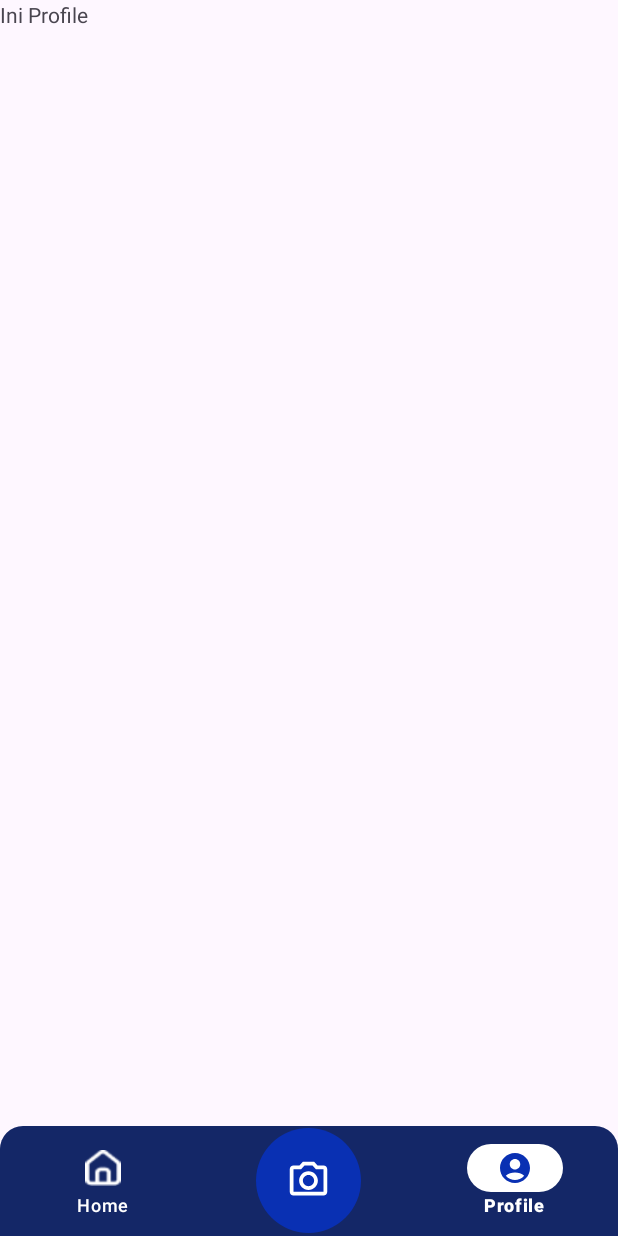
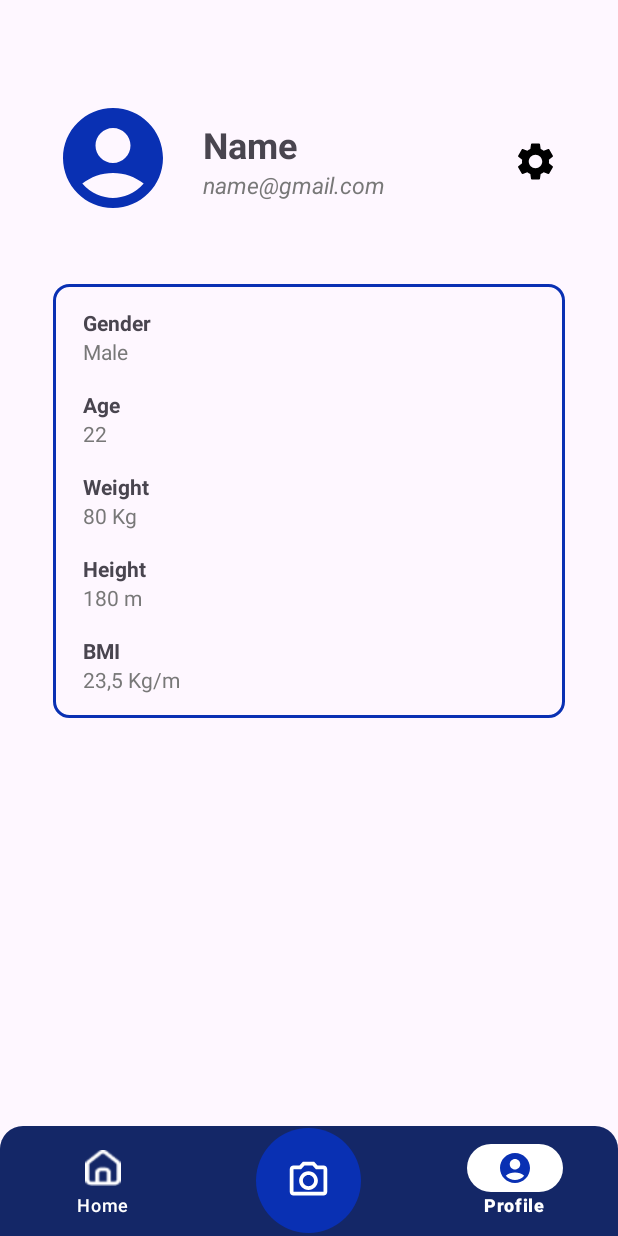
Before and after one commit to Capstone-CH2-PS196/FitFans, an Android app: the ProfileFragment screen opened through its navigation route, on a phone screen of 412 x 824 dp. Run offline under Robolectric (Android 15) with nearby library versions, the phone set to English and light mode, and no system bars; our stand-ins replace navigation-ui.

Commit message:
Added Profile Screen

```diff
--- /dev/null
+++ b/app/src/main/res/drawable/ic_settings.xml
@@ -0,0 +1,5 @@
+<vector android:height="30dp" android:tint="#000000"
+    android:viewportHeight="24" android:viewportWidth="24"
+    android:width="30dp" xmlns:android="http://schemas.android.com/apk/res/android">
+    <path android:fillColor="@android:color/white" android:pathData="M19.14,12.94c0.04,-0.3 0.06,-0.61 0.06,-0.94c0,-0.32 -0.02,-0.64 -0.07,-0.94l2.03,-1.58c0.18,-0.14 0.23,-0.41 0.12,-0.61l-1.92,-3.32c-0.12,-0.22 -0.37,-0.29 -0.59,-0.22l-2.39,0.96c-0.5,-0.38 -1.03,-0.7 -1.62,-0.94L14.4,2.81c-0.04,-0.24 -0.24,-0.41 -0.48,-0.41h-3.84c-0.24,0 -0.43,0.17 -0.47,0.41L9.25,5.35C8.66,5.59 8.12,5.92 7.63,6.29L5.24,5.33c-0.22,-0.08 -0.47,0 -0.59,0.22L2.74,8.87C2.62,9.08 2.66,9.34 2.86,9.48l2.03,1.58C4.84,11.36 4.8,11.69 4.8,12s0.02,0.64 0.07,0.94l-2.03,1.58c-0.18,0.14 -0.23,0.41 -0.12,0.61l1.92,3.32c0.12,0.22 0.37,0.29 0.59,0.22l2.39,-0.96c0.5,0.38 1.03,0.7 1.62,0.94l0.36,2.54c0.05,0.24 0.24,0.41 0.48,0.41h3.84c0.24,0 0.44,-0.17 0.47,-0.41l0.36,-2.54c0.59,-0.24 1.13,-0.56 1.62,-0.94l2.39,0.96c0.22,0.08 0.47,0 0.59,-0.22l1.92,-3.32c0.12,-0.22 0.07,-0.47 -0.12,-0.61L19.14,12.94zM12,15.6c-1.98,0 -3.6,-1.62 -3.6,-3.6s1.62,-3.6 3.6,-3.6s3.6,1.62 3.6,3.6S13.98,15.6 12,15.6z"/>
+</vector>
--- /dev/null
+++ b/app/src/main/res/drawable/profile_detail_background.xml
@@ -0,0 +1,7 @@
+<?xml version="1.0" encoding="utf-8"?>
+<shape xmlns:android="http://schemas.android.com/apk/res/android">
+    <stroke
+        android:width="2dip"
+        android:color="@color/primary" />
+    <corners android:radius="10dp" />
+</shape>
--- a/app/src/main/res/layout/fragment_profile.xml
+++ b/app/src/main/res/layout/fragment_profile.xml
@@ -1,13 +1,147 @@
 <?xml version="1.0" encoding="utf-8"?>
-<FrameLayout xmlns:android="http://schemas.android.com/apk/res/android"
+<androidx.constraintlayout.widget.ConstraintLayout xmlns:android="http://schemas.android.com/apk/res/android"
     xmlns:tools="http://schemas.android.com/tools"
     android:layout_width="match_parent"
     android:layout_height="match_parent"
+    xmlns:app="http://schemas.android.com/apk/res-auto"
     tools:context=".ui.profile.ProfileFragment">
 
+    <ImageView
+        android:id="@+id/profile_image"
+        android:layout_width="80dp"
+        android:layout_height="80dp"
+        android:layout_marginTop="65dp"
+        android:layout_marginStart="35dp"
+        android:src="@drawable/ic_profile_user"
+        app:layout_constraintTop_toTopOf="parent"
+        app:layout_constraintStart_toStartOf="parent"/>
+
     <TextView
+        android:id="@+id/profile_name"
         android:layout_width="wrap_content"
         android:layout_height="wrap_content"
-        android:text="Ini Profile"/>
+        android:layout_marginTop="80dp"
+        android:layout_marginStart="20dp"
+        android:text="Name"
+        android:textSize="24sp"
+        android:textStyle="bold"
+        app:layout_constraintTop_toTopOf="parent"
+        app:layout_constraintStart_toEndOf="@id/profile_image"/>
 
-</FrameLayout>
+    <TextView
+        android:id="@+id/profile_email"
+        android:layout_width="wrap_content"
+        android:layout_height="wrap_content"
+        android:layout_marginStart="20dp"
+        android:text="name@gmail.com"
+        android:textColor="@color/gray_text"
+        android:textSize="15sp"
+        android:textStyle="italic"
+        app:layout_constraintTop_toBottomOf="@id/profile_name"
+        app:layout_constraintStart_toEndOf="@id/profile_image"/>
+
+    <ImageButton
+        android:id="@+id/profile_setting"
+        android:layout_width="40dp"
+        android:layout_height="40dp"
+        android:layout_marginTop="87dp"
+        android:layout_marginEnd="35dp"
+        android:background="@android:color/transparent"
+        android:src="@drawable/ic_settings"
+        app:layout_constraintTop_toTopOf="parent"
+        app:layout_constraintEnd_toEndOf="parent"/>
+
+    <LinearLayout
+        android:id="@+id/profile_detail"
+        android:background="@drawable/profile_detail_background"
+        android:layout_width="0dp"
+        android:layout_height="wrap_content"
+        android:layout_marginHorizontal="35dp"
+        android:layout_marginVertical="44dp"
+        android:orientation="vertical"
+        app:layout_constraintTop_toBottomOf="@id/profile_image"
+        app:layout_constraintStart_toStartOf="parent"
+        app:layout_constraintEnd_toEndOf="parent">
+
+        <TextView
+            android:layout_width="match_parent"
+            android:layout_height="wrap_content"
+            android:layout_marginTop="16dp"
+            android:layout_marginHorizontal="20dp"
+            android:text="Gender"
+            android:textSize="14sp"
+            android:textStyle="bold" />
+
+        <TextView
+            android:layout_width="match_parent"
+            android:layout_height="wrap_content"
+            android:layout_marginHorizontal="20dp"
+            android:text="Male"
+            android:textColor="@color/gray_text"/>
+
+        <TextView
+            android:layout_width="match_parent"
+            android:layout_height="wrap_content"
+            android:layout_marginTop="16dp"
+            android:layout_marginHorizontal="20dp"
+            android:text="Age"
+            android:textSize="14sp"
+            android:textStyle="bold"/>
+
+        <TextView
+            android:layout_width="match_parent"
+            android:layout_height="wrap_content"
+            android:layout_marginHorizontal="20dp"
+            android:text="22"
+            android:textColor="@color/gray_text"/>
+
+        <TextView
+            android:layout_width="match_parent"
+            android:layout_height="wrap_content"
+            android:layout_marginTop="16dp"
+            android:layout_marginHorizontal="20dp"
+            android:text="Weight"
+            android:textSize="14sp"
+            android:textStyle="bold"/>
+
+        <TextView
+            android:layout_width="match_parent"
+            android:layout_height="wrap_content"
+            android:layout_marginStart="20dp"
+            android:text="80 Kg"
+            android:textColor="@color/gray_text"/>
+
+        <TextView
+            android:layout_width="match_parent"
+            android:layout_height="wrap_content"
+            android:layout_marginTop="16dp"
+            android:layout_marginHorizontal="20dp"
+            android:text="Height"
+            android:textSize="14sp"
+            android:textStyle="bold"/>
+
+        <TextView
+            android:layout_width="match_parent"
+            android:layout_height="wrap_content"
+            android:layout_marginHorizontal="20dp"
+            android:text="180 m"
+            android:textColor="@color/gray_text"/>
+
+        <TextView
+            android:layout_width="match_parent"
+            android:layout_height="wrap_content"
+            android:layout_marginTop="16dp"
+            android:layout_marginHorizontal="20dp"
+            android:text="BMI"
+            android:textSize="14sp"
+            android:textStyle="bold"/>
+
+        <TextView
+            android:layout_width="match_parent"
+            android:layout_height="wrap_content"
+            android:layout_marginHorizontal="20dp"
+            android:layout_marginBottom="16dp"
+            android:text="23,5 Kg/m"
+            android:textColor="@color/gray_text"/>
+    </LinearLayout>
+</androidx.constraintlayout.widget.ConstraintLayout>
```
